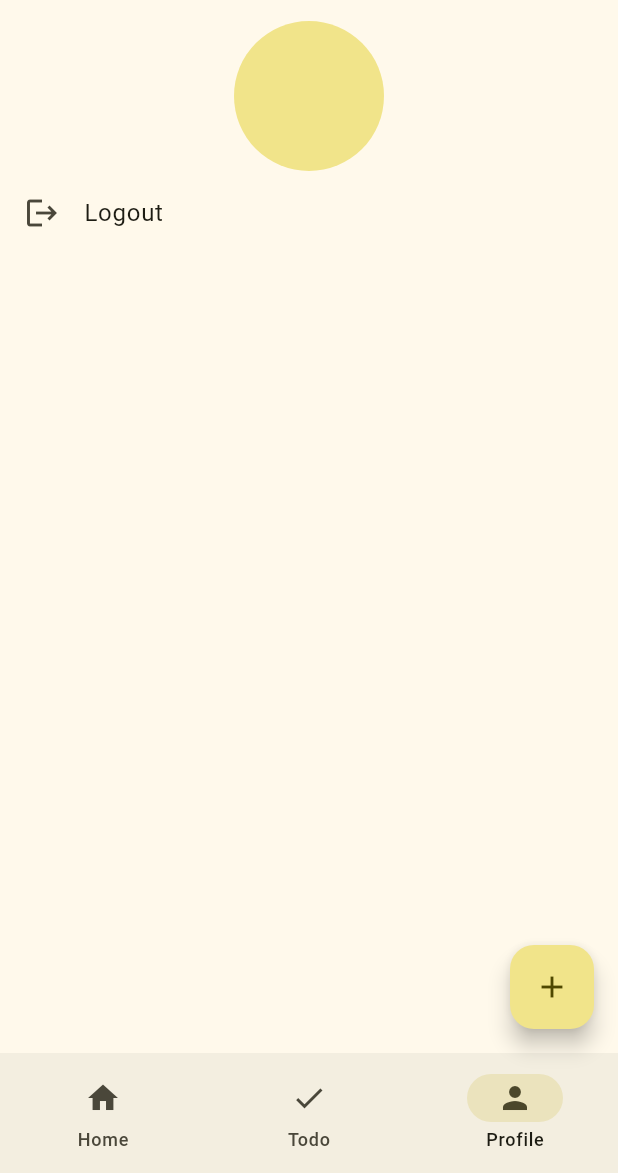
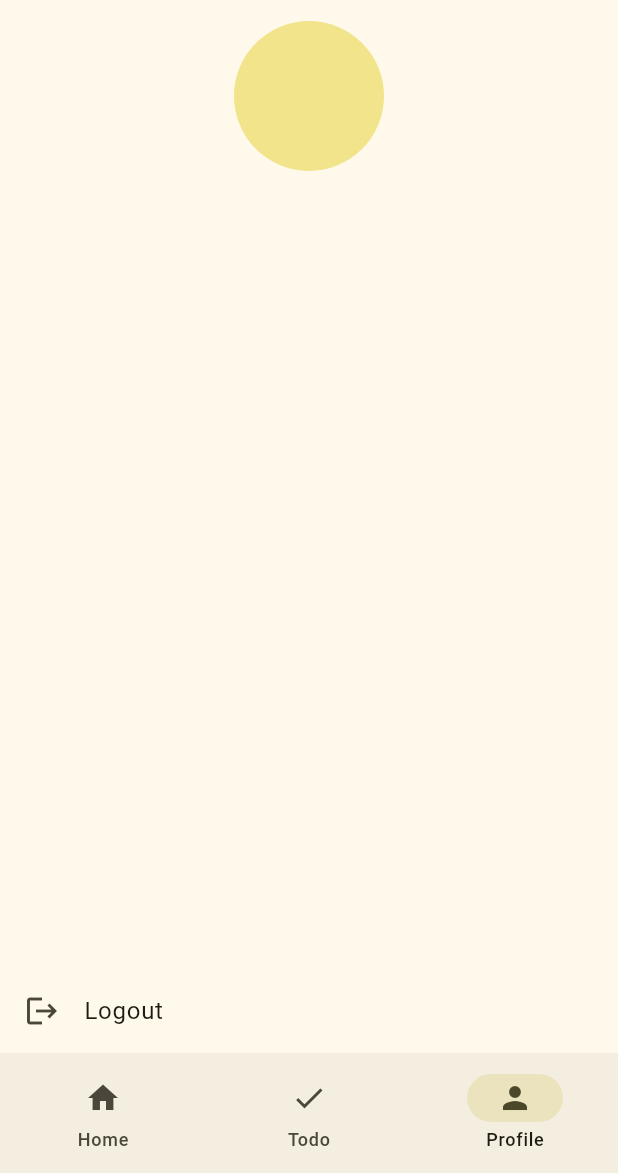
Before and after one commit to Asciugano/todo_app_flutter, a Flutter app: the WidgetTree screen opened directly, item 3 of the bottom bar chosen, on a phone screen of 412 x 824 dp, the part 63-1236 px from its top. Run offline on Flutter 3.47's test engine with Material 3 defaults, Android fonts, the light colour scheme and no system bars; our stand-ins replace lottie.

Commit message:
aggiunta l animazione per la comparsa e scomparsa del floating button

```diff
--- /dev/null
+++ b/lib/data/constraints.dart
@@ -0,0 +1,5 @@
+class KPage {
+  static const int homePageIndex = 0;
+  static const int todoPageIndex = 1;
+  static const int profilePageIndex = 2;
+}
--- a/lib/views/pages/profile_page.dart
+++ b/lib/views/pages/profile_page.dart
@@ -10,7 +10,10 @@ class ProfilePage extends StatelessWidget {
     return Column(
       children: [
         CircleAvatar(radius: 50),
-        ListTile(
+        Expanded(child: Container()),
+        SafeArea(
+          child: Center(
+            child: ListTile(
               title: Text('Logout'),
               leading: Icon(Icons.logout),
               onTap: () {
@@ -22,6 +25,8 @@ class ProfilePage extends StatelessWidget {
                 currentPageNotifier.value = 0;
               },
             ),
+          ),
+        ),
       ],
     );
   }
--- a/lib/views/widget_tree.dart
+++ b/lib/views/widget_tree.dart
@@ -1,4 +1,5 @@
 import 'package:flutter/material.dart';
+import 'package:todo_app_flutter/data/constraints.dart';
 import 'package:todo_app_flutter/data/notifiers.dart';
 import 'package:todo_app_flutter/views/pages/creation_page.dart';
 import 'package:todo_app_flutter/views/pages/home_page.dart';
@@ -34,14 +35,32 @@ class WidgetTree extends StatelessWidget {
           return pages[currentPageNotifier.value];
         },
       ),
-      floatingActionButton: FloatingActionButton(
-        child: Icon(Icons.add),
-        onPressed:
-            () => Navigator.push(
-              context,
-              MaterialPageRoute(builder: (context) => CreationPage()),
-            ),
+      floatingActionButton: ValueListenableBuilder(
+        valueListenable: currentPageNotifier,
+        builder: (context, currentPage, child) {
+          final action = buildAddButton(context, currentPage);
+          return action ?? SizedBox.shrink();
+        },
       ),
     );
   }
+
+  Widget? buildAddButton(BuildContext context, int currentPage) {
+    return AnimatedSwitcher(
+      duration: Duration(milliseconds: 300),
+      transitionBuilder:
+          (child, animation) => ScaleTransition(scale: animation, child: child),
+      child:
+          currentPage != KPage.profilePageIndex
+              ? FloatingActionButton(
+                child: Icon(Icons.add),
+                onPressed:
+                    () => Navigator.push(
+                      context,
+                      MaterialPageRoute(builder: (context) => CreationPage()),
+                    ),
+              )
+              : SizedBox.shrink(key: ValueKey('no-fab')),
+    );
+  }
 }
```
Lines whose indentation alone changed are shown as unchanged.
